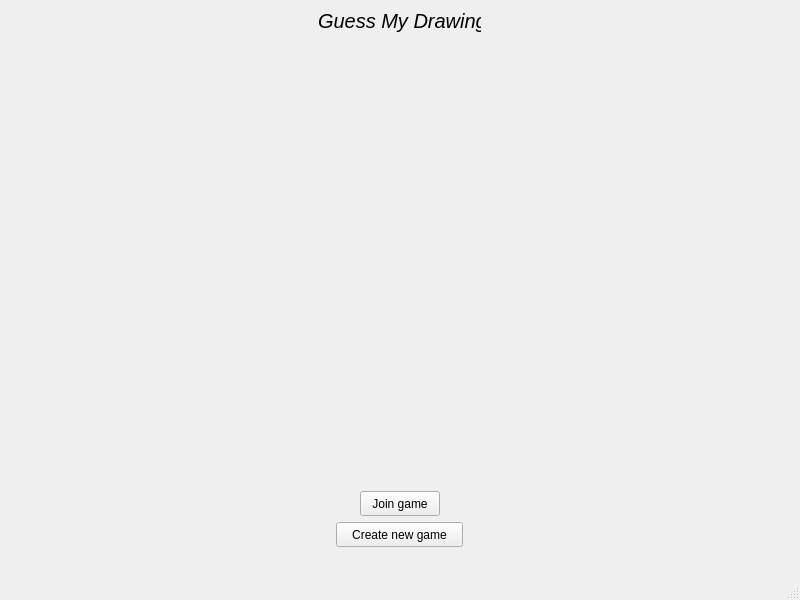
JelenaBondzic/GuessMyDrawing, file 07-GuessMyDrawing/Application/mainwindow.ui: the form before one commit.
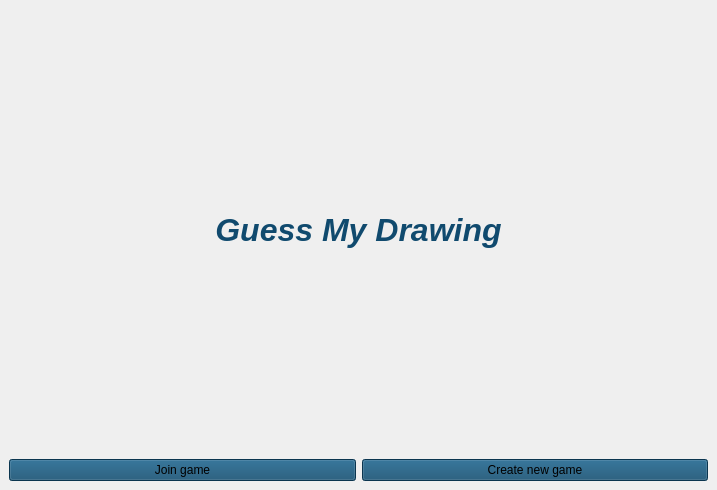
The form after the commit. Icons and pictures are not drawn.

The edit to the form file:
```diff
--- a/07-GuessMyDrawing/Application/mainwindow.ui
+++ b/07-GuessMyDrawing/Application/mainwindow.ui
@@ -6,71 +6,65 @@
    <rect>
     <x>0</x>
     <y>0</y>
-    <width>800</width>
-    <height>600</height>
+    <width>717</width>
+    <height>490</height>
    </rect>
   </property>
   <property name="windowTitle">
    <string>MainWindow</string>
   </property>
+  <property name="styleSheet">
+   <string notr="true">background-image: url(:/img/guess.jpg) 0 0 0 0 strech strech;
+background-image: url(:/img/68-686824_m.jpg);
+
+
+</string>
+  </property>
   <widget class="QWidget" name="centralwidget">
+   <layout class="QGridLayout" name="gridLayout">
+    <item row="0" column="0" colspan="2">
    <widget class="QLabel" name="label">
-    <property name="geometry">
-     <rect>
-      <x>318</x>
-      <y>9</y>
-      <width>163</width>
-      <height>23</height>
-     </rect>
-    </property>
     <property name="font">
      <font>
       <pointsize>15</pointsize>
+        <weight>75</weight>
       <italic>true</italic>
-     </font>
-    </property>
+        <bold>true</bold>
+       </font>
+      </property>
+      <property name="styleSheet">
+       <string notr="true">alternate-background-color: qradialgradient(spread:pad, cx:0.5, cy:0.5, radius:0.5, fx:0.5, fy:0.5, stop:0 rgba(0, 0, 0, 0), stop:0.35 rgba(255, 188, 188, 80), stop:0.4 rgba(255, 162, 162, 80), stop:0.425 rgba(255, 132, 132, 156), stop:0.44 rgba(252, 128, 128, 80), stop:1 rgba(255, 255, 255, 0));</string>
+      </property>
     <property name="text">
-     <string>Guess My Drawing</string>
-    </property>
-   </widget>
+       <string>&lt;html&gt;&lt;head/&gt;&lt;body&gt;&lt;p align=&quot;center&quot;&gt;&lt;span style=&quot; font-size:24pt; font-weight:600; color:#104a6e;&quot;&gt;Guess My Drawing&lt;/span&gt;&lt;/p&gt;&lt;/body&gt;&lt;/html&gt;</string>
+      </property>
+     </widget>
+    </item>
+    <item row="1" column="0">
    <widget class="QPushButton" name="pbJoinGame">
-    <property name="geometry">
-     <rect>
-      <x>360</x>
-      <y>491</y>
-      <width>80</width>
-      <height>25</height>
-     </rect>
+      <property name="styleSheet">
+       <string notr="true">background-color: rgba(27, 106, 223, 153);
+font: italic 11pt &quot;Ubuntu Mono&quot;;
+background-color: rgb(16, 74, 110);</string>
     </property>
     <property name="text">
      <string>Join game</string>
     </property>
    </widget>
+    </item>
+    <item row="1" column="1">
    <widget class="QPushButton" name="pbCreateNewGame">
-    <property name="geometry">
-     <rect>
-      <x>336</x>
-      <y>522</y>
-      <width>127</width>
-      <height>25</height>
-     </rect>
+      <property name="styleSheet">
+       <string notr="true">background-color: rgb(16, 74, 110);
+font: 75 italic 11pt &quot;Ubuntu Mono&quot;;</string>
     </property>
     <property name="text">
      <string>Create new game</string>
     </property>
    </widget>
+    </item>
+   </layout>
   </widget>
-  <widget class="QMenuBar" name="menubar">
-   <property name="geometry">
-    <rect>
-     <x>0</x>
-     <y>0</y>
-     <width>800</width>
-     <height>22</height>
-    </rect>
-   </property>
-  </widget>
-  <widget class="QStatusBar" name="statusbar"/>
  </widget>
  <resources/>
  <connections/>
```
Lines whose indentation alone changed are shown as unchanged.
